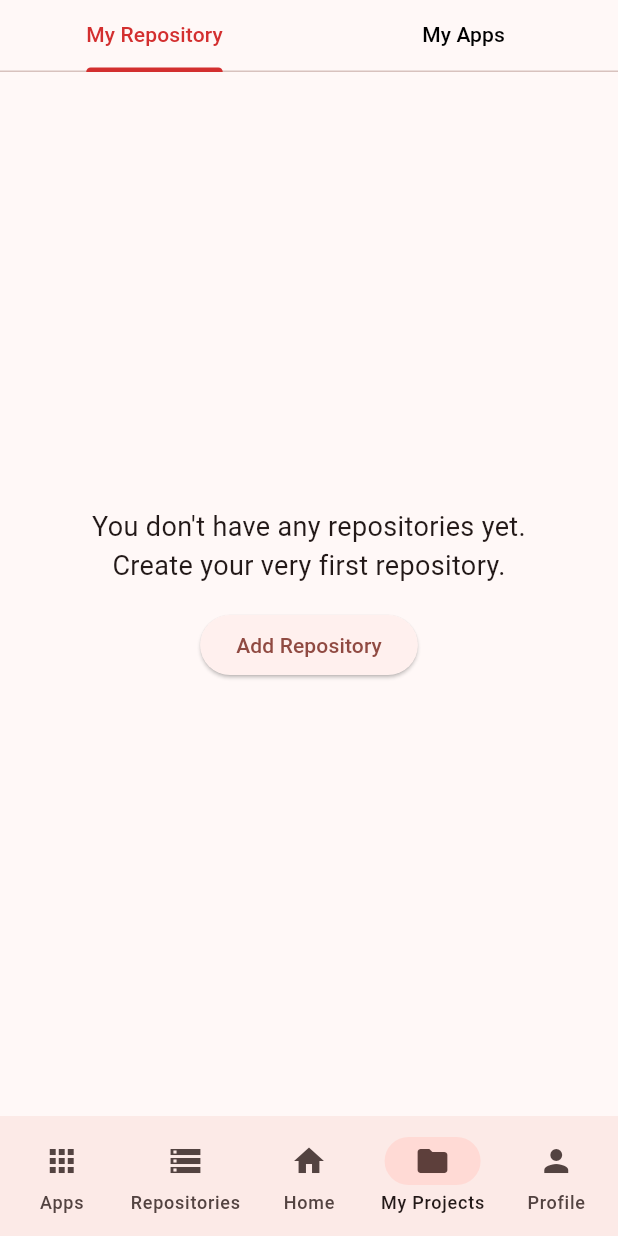
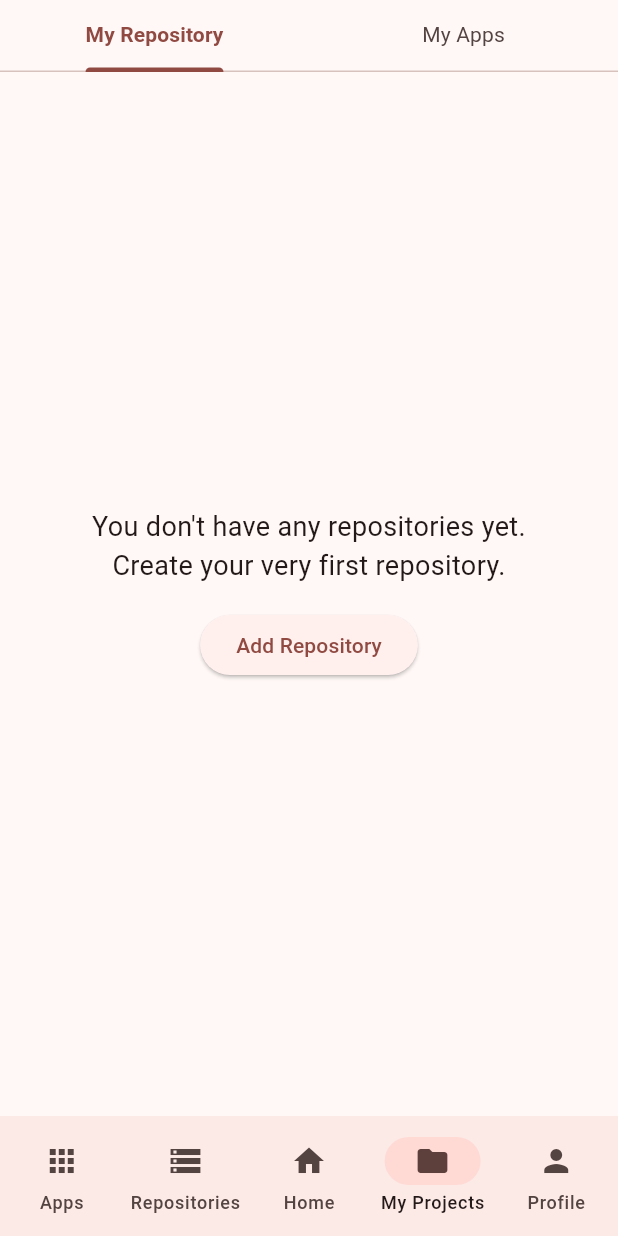
Before and after one commit to ReemNeama/codebase-new, a Flutter app: the MainLayout screen opened directly, item 4 of the bottom bar chosen, on a phone screen of 412 x 824 dp. Run offline on Flutter 3.47's test engine with Material 3 defaults, Android fonts, the phone set to English and light mode, and no system bars; our stand-ins replace cloud_firestore, file_picker, firebase_auth, firebase_core, firebase_storage, flutter_screenutil and 2 more; missing offline and left inert: image_network; accounts and stored records are empty.

Commit message:
style: Refactor UI styling with consistent theme colors and card design

```diff
--- a/lib/screens/myProjects/my_projects.dart
+++ b/lib/screens/myProjects/my_projects.dart
@@ -20,14 +20,19 @@ class _MyProjectsState extends State<MyProjects> {
         children: [
           PreferredSize(
             preferredSize: Size.fromHeight(48.0),
-            child: TabBar(
-              tabs: [
-                Tab(text: 'My Repository'),
-                Tab(text: 'My Apps'),
-              ],
-              indicatorColor: Colors.red[700],
-              labelColor: Colors.red[700],
-              unselectedLabelColor: Colors.black,
+            child: Material(
+              color: Theme.of(context).colorScheme.surface,
+              child: TabBar(
+                tabs: [
+                  Tab(text: 'My Repository'),
+                  Tab(text: 'My Apps'),
+                ],
+                indicatorColor: Theme.of(context).colorScheme.primary,
+                labelColor: Theme.of(context).colorScheme.primary,
+                unselectedLabelColor: Theme.of(context).colorScheme.onSurfaceVariant,
+                labelStyle: TextStyle(fontWeight: FontWeight.bold),
+                unselectedLabelStyle: TextStyle(fontWeight: FontWeight.normal),
+              ),
             ),
           ),
           Expanded(
```
Also changed, not shown: lib/screens/authentication/login.dart (+8 -1 lines), lib/screens/myProjects/my_apps.dart (+6 -3 lines), lib/screens/myProjects/my_repo.dart (+6 -3 lines).
